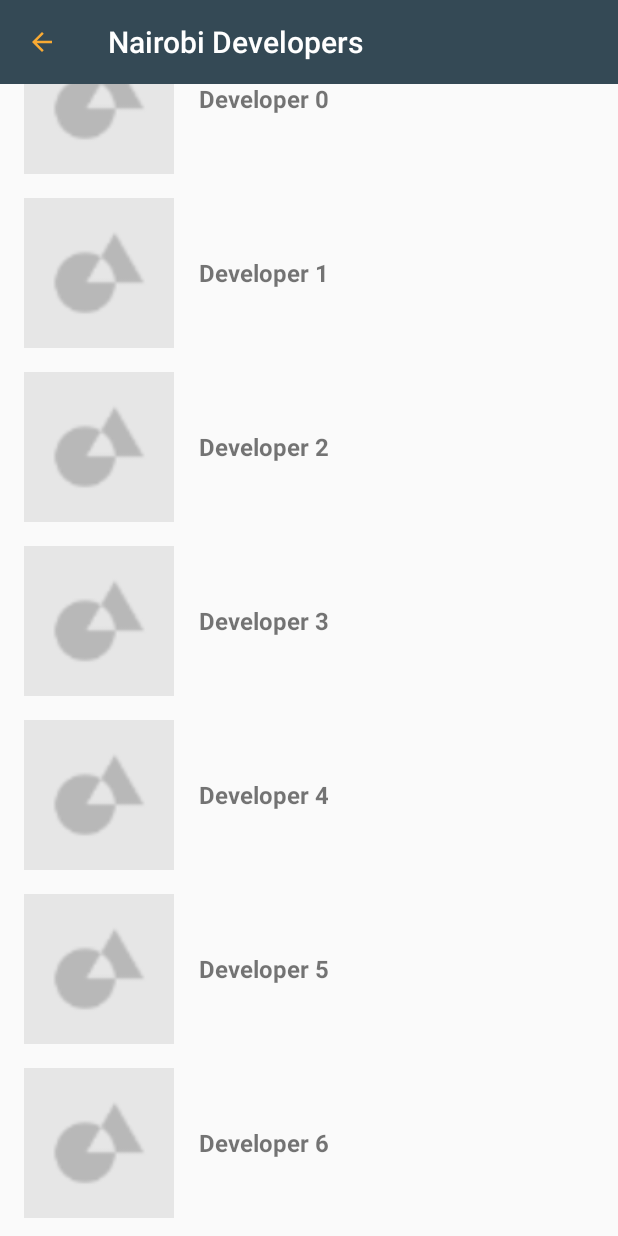
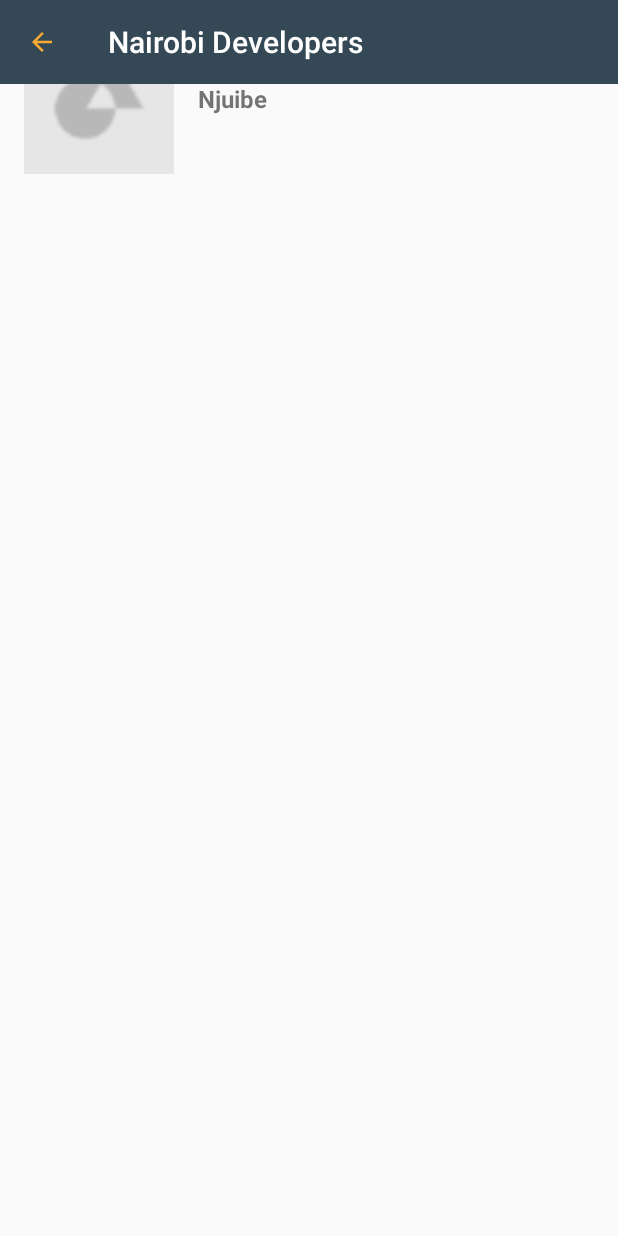
Before and after one commit to Ndifreke/developers, an Android app: the screen it shows after launch (MainActivity), on a phone screen of 412 x 824 dp. Run offline under Robolectric (Android 15) with nearby library versions, the phone set to English and light mode, and no system bars.

Commit message:
feat(resource-class): create java classes for Developer Resources
- refactor activity and resources name to follow story convention

[finishes #155889952]

```diff
--- a/app/src/main/AndroidManifest.xml
+++ b/app/src/main/AndroidManifest.xml
@@ -12,11 +12,11 @@
         android:theme="@style/Theme.AppCompat.Light.NoActionBar"
         tools:ignore="GoogleAppIndexingWarning">
 
-        <activity android:name=".ProfileActivity"
-            android:parentActivityName=".MainActivity">
+        <activity android:name=".view.DeveloperProfileActivity"
+            android:parentActivityName=".view.MainActivity">
         </activity>
 
-        <activity android:name=".MainActivity">
+        <activity android:name=".view.MainActivity">
             <intent-filter>
                 <action android:name="android.intent.action.MAIN" />
 
--- /dev/null
+++ b/app/src/main/java/com/ndifreke/developers/GithubUsersFactory.java
@@ -0,0 +1,45 @@
+package com.ndifreke.developers;
+
+import com.ndifreke.developers.model.GithubUsers;
+
+import org.json.*;
+
+import java.util.Map;
+import java.util.HashMap;
+
+public class GithubUsersFactory {
+
+    private Map<String, GithubUsers> developers = new HashMap<String, GithubUsers>();
+
+    private GithubUsersFactory(String json) {
+        try {
+            JSONObject developer = new JSONObject(json);
+            buildDevelopers(developer.getJSONArray("items"));
+        } catch (JSONException e) {
+            e.printStackTrace();
+        }
+    }
+
+    private void buildDevelopers(JSONArray data) {
+        for (int i = 0; i < data.length(); i++) {
+            try {
+                final JSONObject developer = (JSONObject) data.get(i);
+                HashMap<String, String> info = new HashMap<>();
+                info.put("avatar", (String) developer.get("avatar_url"));
+                info.put("name", (String) developer.get("login"));
+                GithubUsers dev = new GithubUsers(info);
+                developers.put(dev.getName(), dev);
+            } catch (Exception e) {
+                e.printStackTrace();
+            }
+        }
+    }
+
+    public static GithubUsersFactory createDevelopers(String json) {
+        return new GithubUsersFactory(json);
+    }
+
+    public Map<String, GithubUsers> getDevelopers() {
+        return this.developers;
+    }
+}
--- a/app/src/main/java/com/ndifreke/developers/adapter/DeveloperListAdapter.java
+++ b/app/src/main/java/com/ndifreke/developers/adapter/DeveloperListAdapter.java
@@ -1,53 +1,45 @@
 package com.ndifreke.developers.adapter;
 
-import android.support.annotation.NonNull;
 import android.support.v7.widget.RecyclerView;
 import android.view.LayoutInflater;
 import android.view.ViewGroup;
-
+import com.ndifreke.developers.model.GithubUsers;
 import com.ndifreke.developers.R;
-
-import android.util.Log;
+import java.util.List;
+import com.ndifreke.developers.GithubUsersFactory;
 import android.widget.RelativeLayout;
-
+import java.util.Map;
 import com.ndifreke.developers.adapter.viewholder.DeveloperViewHolder;
-
+import java.util.LinkedList;
 
 public class DeveloperListAdapter extends RecyclerView.Adapter<DeveloperViewHolder> {
     private static final String Tag = "Adapter SCROLL POSITION";
-
-    private int[] resources = null;
+    private List<GithubUsers> developerList;
 
     public DeveloperListAdapter() {
-        resources = this.stubResources();
-    }
-
-    private int[] stubResources() {
-        int[] resources = new int[17];
-        for (int i = 0; i < 17; i++) {
-            resources[i] = R.drawable.ic_small_profile;
-        }
-        return resources;
+        Map<String, GithubUsers> developers = GithubUsersFactory.createDevelopers(
+                "{items: [" +
+                        "{ login:\"Njuibe\", avatar_url:\"\"}" +
+                        "]" +
+                        "}"
+        ).getDevelopers();
+        developerList = new LinkedList<>(developers.values());
     }
 
     @Override
     public DeveloperViewHolder onCreateViewHolder(ViewGroup parent, int index) {
-        Log.i(Tag, parent.getClass().toString());
         RelativeLayout developerHolder = (RelativeLayout) LayoutInflater.from(parent.getContext())
-                .inflate(R.layout.developer_list_viewholder, parent, false);
+            .inflate(R.layout.developer_list_viewholder, parent, false);
         return new DeveloperViewHolder(developerHolder);
     }
 
     @Override
-    public void onBindViewHolder(@NonNull DeveloperViewHolder viewHolder, int scrollPos) {
-        viewHolder.avatar.setImageResource(resources[scrollPos]);
-        Log.i("menn", String.valueOf(resources[scrollPos]));
-        viewHolder.gihubName.setText("Developer ".concat(String.valueOf(scrollPos)));
-
+    public void onBindViewHolder(DeveloperViewHolder viewHolder, int scrollPos) {
+        viewHolder.setDeveloper(developerList.get(scrollPos));
     }
 
     @Override
     public int getItemCount() {
-        return this.resources.length;
+        return developerList.size();
     }
 }
--- a/app/src/main/java/com/ndifreke/developers/adapter/viewholder/DeveloperViewHolder.java
+++ b/app/src/main/java/com/ndifreke/developers/adapter/viewholder/DeveloperViewHolder.java
@@ -4,19 +4,44 @@ import android.support.v7.widget.RecyclerView;
 import android.widget.ImageView;
 import android.widget.RelativeLayout;
 import android.widget.TextView;
+import com.ndifreke.developers.model.GithubUsers;
 import com.ndifreke.developers.R;
 
 public class DeveloperViewHolder extends RecyclerView.ViewHolder {
 
-    public RelativeLayout viewHolder;
-    public TextView gihubName;
-    public ImageView avatar;
+    private RelativeLayout viewHolder;
+    private TextView gihubNameView;
+    private ImageView avatarView;
+    private GithubUsers developer = null;
 
-    public DeveloperViewHolder(RelativeLayout view){
+    public DeveloperViewHolder(RelativeLayout view) {
         super(view);
         viewHolder = view;
-        gihubName = view.findViewById(R.id.githubName);
-        avatar = view.findViewById(R.id.imageAvater);
+        gihubNameView = view.findViewById(R.id.githubName);
+        avatarView = view.findViewById(R.id.imageAvater);
+    }
+
+    public void setDeveloper(GithubUsers developer){
+        this.setGihubName(developer.getName());
+        this.setImageAvatar(developer.getImageResource());
+        this.developer = developer;
+    }
+
+    private void setGihubName(CharSequence charSequence){
+        this.gihubNameView.setText(charSequence);
+    }
+
+    private void setImageAvatar(int resourceId){
+        this.avatarView.setImageResource(resourceId);
+    }
+
+    /*
+     * This method is called by a developer when it state changes
+     * either a new image has been received for this developer or his name has
+     * changed
+     * */
+    public void onDeveloperUpdate(GithubUsers developer){
+        this.developer.update(this);
     }
 
 }
--- /dev/null
+++ b/app/src/main/java/com/ndifreke/developers/model/GithubUsers.java
@@ -0,0 +1,48 @@
+
+package com.ndifreke.developers.model;
+import android.support.v7.widget.RecyclerView;
+
+import com.ndifreke.developers.R;
+import com.ndifreke.developers.adapter.viewholder.DeveloperViewHolder;
+import java.util.Map;
+
+public class GithubUsers {
+
+    private String name = "developerName", avatar = "image URL";
+
+    public GithubUsers(Map<String, String> developerInformation) {
+        try {
+            name = developerInformation.get("name");
+            avatar = developerInformation.get("avatar");
+        } catch (NullPointerException e) {
+            e.printStackTrace();
+        }
+    }
+
+    public String getName() {
+        return this.name;
+    }
+
+    public String getAvatarURL() {
+        return this.avatar;
+    }
+
+    /**
+     * Loads the image resource of this developer from
+     * the network in background if it does not exist as a cache
+     *
+     * @return Drawable
+     */
+
+    public int getImageResource() {
+        /*look in cache, if image does not exist, load a new one
+        update(viewHolder);
+         * This is a stub
+         * */
+        return R.drawable.ic_small_profile;
+    }
+
+    public void update(DeveloperViewHolder viewHolder){
+        viewHolder.setDeveloper(this);
+    }
+}
--- a/app/src/main/java/com/ndifreke/developers/ProfileActivity.java
+++ b/app/src/main/java/com/ndifreke/developers/view/DeveloperProfileActivity.java
@@ -1,11 +1,13 @@
-package com.ndifreke.developers;
+package com.ndifreke.developers.view;
 
 import android.os.Bundle;
 import android.support.v7.app.ActionBar;
 import android.support.v7.app.AppCompatActivity;
 import android.support.v7.widget.Toolbar;
 
-public class ProfileActivity extends AppCompatActivity {
+import com.ndifreke.developers.R;
+
+public class DeveloperProfileActivity extends AppCompatActivity {
 
     @Override
     protected void onCreate(Bundle savedInstance){
--- a/app/src/main/java/com/ndifreke/developers/MainActivity.java
+++ b/app/src/main/java/com/ndifreke/developers/view/MainActivity.java
@@ -1,4 +1,4 @@
-package com.ndifreke.developers;
+package com.ndifreke.developers.view;
 
 import android.support.v7.widget.LinearLayoutManager;
 import android.support.v7.widget.Toolbar;
@@ -9,6 +9,7 @@ import static com.ndifreke.developers.R.*;
 import android.support.v7.widget.RecyclerView;
 import android.view.View;
 
+import com.ndifreke.developers.R;
 import com.ndifreke.developers.adapter.DeveloperListAdapter;
 
 public class MainActivity extends AppCompatActivity {
--- a/app/src/main/res/layout/activity_main.xml
+++ b/app/src/main/res/layout/activity_main.xml
@@ -4,7 +4,7 @@
     xmlns:tools="http://schemas.android.com/tools"
     android:layout_width="match_parent"
     android:layout_height="match_parent"
-    tools:context=".MainActivity">
+    tools:context=".view.MainActivity">
 
     <android.support.v7.widget.Toolbar
         app:layout_constraintTop_toTopOf="parent"
```
